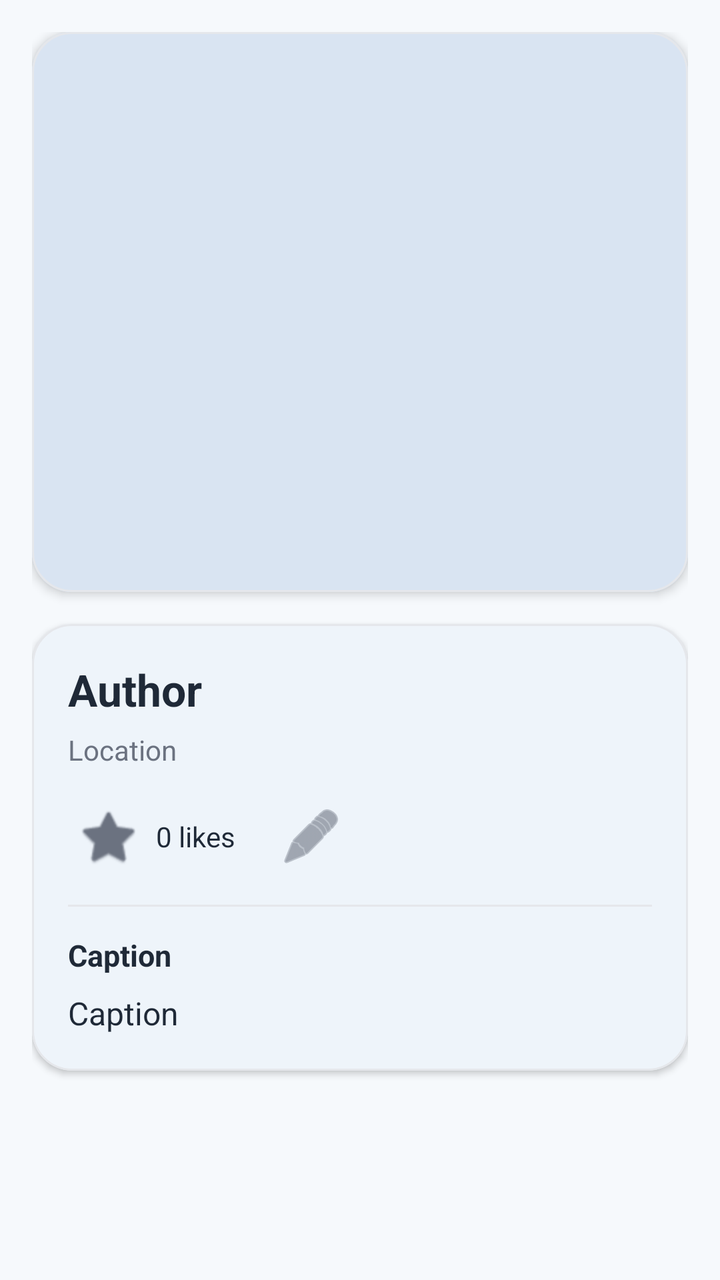
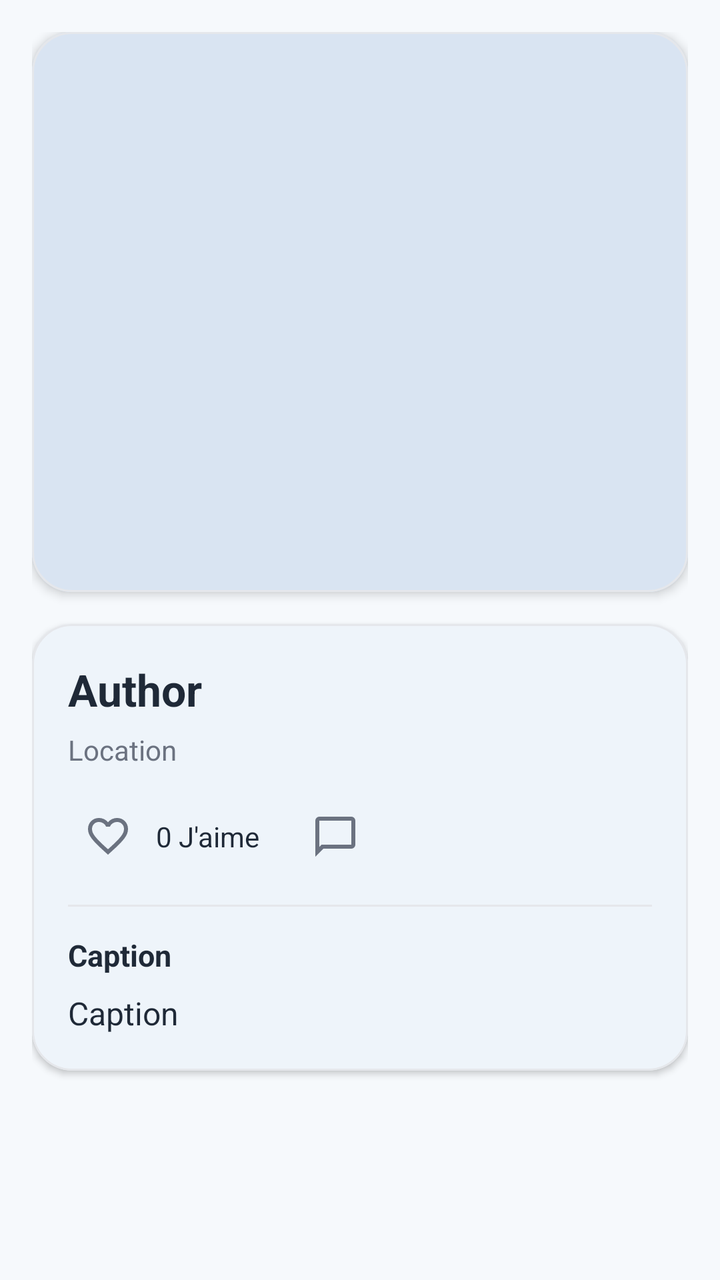

An Android layout rendered at two revisions. The XML below is the earlier revision; the diff shows what the commit changed to produce the second picture.
<!-- AndroidManifest.xml: application theme Theme.Traveling -->
<!-- res/layout/fragment_photo_detail.xml -->
<?xml version="1.0" encoding="utf-8"?>
<ScrollView xmlns:android="http://schemas.android.com/apk/res/android"
    xmlns:app="http://schemas.android.com/apk/res-auto"
    android:layout_width="match_parent"
    android:layout_height="match_parent"
    android:background="@color/travel_background"
    android:fillViewport="true">

    <LinearLayout
        android:layout_width="match_parent"
        android:layout_height="wrap_content"
        android:orientation="vertical"
        android:padding="16dp">

        <com.google.android.material.card.MaterialCardView
            android:layout_width="match_parent"
            android:layout_height="wrap_content"
            app:cardCornerRadius="20dp"
            app:cardElevation="3dp"
            app:strokeColor="#E5E7EB"
            app:strokeWidth="1dp">

            <ImageView
                android:id="@+id/imageDetailPost"
                android:layout_width="match_parent"
                android:layout_height="280dp"
                android:background="@drawable/bg_post_placeholder"
                android:contentDescription="Post image"
                android:scaleType="centerCrop" />
        </com.google.android.material.card.MaterialCardView>

        <com.google.android.material.card.MaterialCardView
            android:layout_width="match_parent"
            android:layout_height="wrap_content"
            android:layout_marginTop="16dp"
            app:cardCornerRadius="20dp"
            app:cardElevation="2dp"
            app:strokeColor="#E5E7EB"
            app:strokeWidth="1dp">

            <LinearLayout
                android:layout_width="match_parent"
                android:layout_height="wrap_content"
                android:orientation="vertical"
                android:padding="18dp">

                <com.google.android.material.textview.MaterialTextView
                    android:id="@+id/textDetailAuthorName"
                    android:layout_width="wrap_content"
                    android:layout_height="wrap_content"
                    android:text="Author"
                    android:textColor="@color/travel_on_surface"
                    android:textSize="22sp"
                    android:textStyle="bold" />

                <com.google.android.material.textview.MaterialTextView
                    android:id="@+id/textDetailLocationName"
                    android:layout_width="wrap_content"
                    android:layout_height="wrap_content"
                    android:layout_marginTop="6dp"
                    android:text="Location"
                    android:textColor="#6B7280"
                    android:textSize="14sp" />

                <LinearLayout
                    android:layout_width="match_parent"
                    android:layout_height="wrap_content"
                    android:layout_marginTop="14dp"
                    android:gravity="center_vertical"
                    android:orientation="horizontal">

                    <ImageButton
                        android:id="@+id/buttonDetailLike"
                        android:layout_width="40dp"
                        android:layout_height="40dp"
                        android:background="@android:color/transparent"
                        android:contentDescription="Like"
                        android:padding="8dp"
                        android:src="@android:drawable/btn_star_big_off"
                        app:tint="#6B7280" />

                    <com.google.android.material.textview.MaterialTextView
                        android:id="@+id/textDetailLikeCount"
                        android:layout_width="wrap_content"
                        android:layout_height="wrap_content"
                        android:layout_marginStart="4dp"
                        android:layout_marginEnd="18dp"
                        android:text="0 likes"
                        android:textColor="@color/travel_on_surface"
                        android:textSize="14sp" />

                    <ImageButton
                        android:id="@+id/buttonDetailComment"
                        android:layout_width="40dp"
                        android:layout_height="40dp"
                        android:background="@android:color/transparent"
                        android:contentDescription="Comment"
                        android:padding="8dp"
                        android:src="@android:drawable/ic_menu_edit"
                        app:tint="#6B7280" />
                </LinearLayout>

                <View
                    android:layout_width="match_parent"
                    android:layout_height="1dp"
                    android:layout_marginTop="14dp"
                    android:layout_marginBottom="14dp"
                    android:background="#E5E7EB" />

                <com.google.android.material.textview.MaterialTextView
                    android:layout_width="wrap_content"
                    android:layout_height="wrap_content"
                    android:text="Caption"
                    android:textColor="@color/travel_on_surface"
                    android:textSize="15sp"
                    android:textStyle="bold" />

                <com.google.android.material.textview.MaterialTextView
                    android:id="@+id/textDetailCaption"
                    android:layout_width="match_parent"
                    android:layout_height="wrap_content"
                    android:layout_marginTop="8dp"
                    android:text="Caption"
                    android:textColor="@color/travel_on_surface"
                    android:textSize="16sp"
                    android:lineSpacingExtra="2dp" />

            </LinearLayout>

        </com.google.android.material.card.MaterialCardView>

    </LinearLayout>
</ScrollView>
<!-- resources referenced by this layout -->
<resources>
  <color name="travel_background">#F6F9FC</color>
  <color name="travel_on_surface">#1F2937</color>
  <!-- drawable bg_post_placeholder (drawable) -->
  <?xml version="1.0" encoding="utf-8"?>
  <shape xmlns:android="http://schemas.android.com/apk/res/android">
      <corners android:radius="0dp" />
      <solid android:color="#D9E4F2" />
  </shape>
  <style name="Theme.Traveling" parent="Base.Theme.Traveling" />
  <style name="Base.Theme.Traveling" parent="Theme.Material3.DayNight.NoActionBar">
          <item name="colorPrimary">@color/travel_primary</item>
          <item name="colorOnPrimary">@color/travel_on_primary</item>
  
          <item name="colorSecondary">@color/travel_secondary</item>
          <item name="colorOnSecondary">@color/travel_on_secondary</item>
  
          <item name="colorTertiary">@color/travel_tertiary</item>
          <item name="colorOnTertiary">@color/travel_on_tertiary</item>
  
          <item name="android:colorBackground">@color/travel_background</item>
          <item name="colorSurface">@color/travel_surface</item>
          <item name="colorOnSurface">@color/travel_on_surface</item>
      </style>
  <color name="travel_primary">#1565C0</color>
  <color name="travel_on_primary">#FFFFFF</color>
  <color name="travel_secondary">#26A69A</color>
  <color name="travel_on_secondary">#FFFFFF</color>
  <color name="travel_tertiary">#FFB74D</color>
  <color name="travel_on_tertiary">#1F2937</color>
  <color name="travel_surface">#FFFFFF</color>
</resources>

<!-- the commit's change to res/layout/fragment_photo_detail.xml (unified diff, before → after) -->
@@ -76,7 +76,7 @@
                         android:background="@android:color/transparent"
                         android:contentDescription="Like"
                         android:padding="8dp"
-                        android:src="@android:drawable/btn_star_big_off"
+                        android:src="@drawable/ic_favorite_outline"
                         app:tint="#6B7280" />
 
                     <com.google.android.material.textview.MaterialTextView
@@ -85,7 +85,7 @@
                         android:layout_height="wrap_content"
                         android:layout_marginStart="4dp"
                         android:layout_marginEnd="18dp"
-                        android:text="0 likes"
+                        android:text="0 J'aime"
                         android:textColor="@color/travel_on_surface"
                         android:textSize="14sp" />
 
@@ -96,7 +96,7 @@
                         android:background="@android:color/transparent"
                         android:contentDescription="Comment"
                         android:padding="8dp"
-                        android:src="@android:drawable/ic_menu_edit"
+                        android:src="@drawable/ic_comment_outline"
                         app:tint="#6B7280" />
                 </LinearLayout>
 
<!-- resource entries referenced after the edit -->
@@ -8,6 +8,26 @@
       <corners android:radius="0dp" />
       <solid android:color="#D9E4F2" />
   </shape>
+  <!-- drawable ic_comment_outline (drawable) -->
+  <vector xmlns:android="http://schemas.android.com/apk/res/android"
+      android:width="24dp"
+      android:height="24dp"
+      android:viewportWidth="960"
+      android:viewportHeight="960">
+    <path
+        android:pathData="M80,880v-720q0,-33 23.5,-56.5T160,80h640q33,0 56.5,23.5T880,160v480q0,33 -23.5,56.5T800,720L240,720L80,880ZM206,640h594v-480L160,160v525l46,-45ZM160,640v-480,480Z"
+        android:fillColor="#1f1f1f"/>
+  </vector>
+  <!-- drawable ic_favorite_outline (drawable) -->
+  <vector xmlns:android="http://schemas.android.com/apk/res/android"
+      android:width="24dp"
+      android:height="24dp"
+      android:viewportWidth="960"
+      android:viewportHeight="960">
+    <path
+        android:pathData="m480,840 l-58,-52q-101,-91 -167,-157T150,512.5Q111,460 95.5,416T80,326q0,-94 63,-157t157,-63q52,0 99,22t81,62q34,-40 81,-62t99,-22q94,0 157,63t63,157q0,46 -15.5,90T810,512.5Q771,565 705,631T538,788l-58,52ZM480,732q96,-86 158,-147.5t98,-107q36,-45.5 50,-81t14,-70.5q0,-60 -40,-100t-100,-40q-47,0 -87,26.5T518,280h-76q-15,-41 -55,-67.5T300,186q-60,0 -100,40t-40,100q0,35 14,70.5t50,81q36,45.5 98,107T480,732ZM480,459Z"
+        android:fillColor="#1f1f1f"/>
+  </vector>
   <style name="Theme.Traveling" parent="Base.Theme.Traveling" />
   <style name="Base.Theme.Traveling" parent="Theme.Material3.DayNight.NoActionBar">
           <item name="colorPrimary">@color/travel_primary</item>
